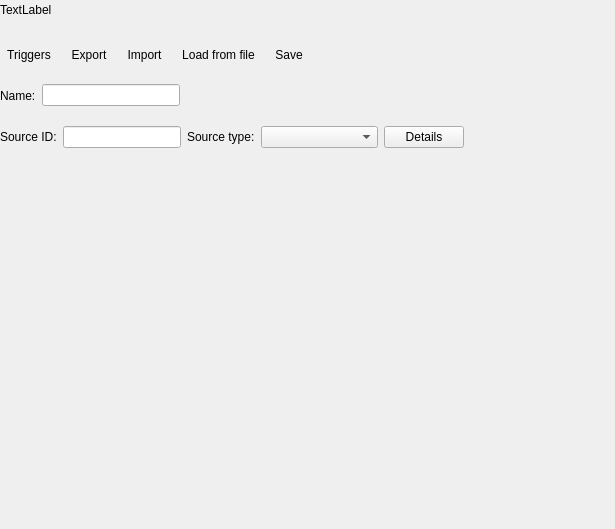
Old version of the form src/scipyen/gui/widgets/metadatawidget_new_26c04.ui in the repository ctigaret/scipyen.
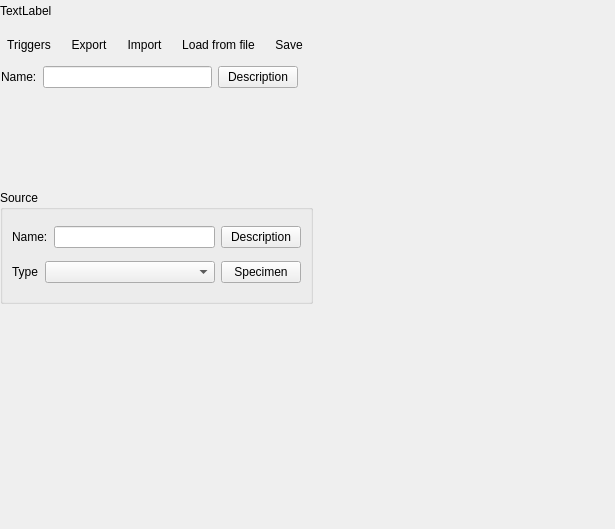
New version of the form. Icons and pictures are not drawn.

Patch:
```diff
--- a/src/scipyen/gui/widgets/metadatawidget_new_26c04.ui
+++ b/src/scipyen/gui/widgets/metadatawidget_new_26c04.ui
@@ -22,7 +22,15 @@
   <property name="whatsThis">
    <string>Data name</string>
   </property>
-  <widget class="QWidget" name="">
+  <widget class="QWidget" name="layoutWidget">
+   <property name="geometry">
+    <rect>
+     <x>0</x>
+     <y>0</y>
+     <width>144</width>
+     <height>22</height>
+    </rect>
+   </property>
    <layout class="QHBoxLayout" name="horizontalLayout_4">
     <item>
      <widget class="QLabel" name="dataVarNameLabel">
@@ -70,11 +78,11 @@
     </item>
    </layout>
   </widget>
-  <widget class="QWidget" name="">
+  <widget class="QWidget" name="layoutWidget">
    <property name="geometry">
     <rect>
      <x>0</x>
-     <y>40</y>
+     <y>30</y>
      <width>535</width>
      <height>30</height>
     </rect>
@@ -205,60 +213,21 @@
     </item>
    </layout>
   </widget>
-  <widget class="QWidget" name="">
+  <widget class="QGroupBox" name="sourceGroupBox">
    <property name="geometry">
     <rect>
      <x>0</x>
-     <y>80</y>
-     <width>180</width>
-     <height>31</height>
+     <y>190</y>
+     <width>313</width>
+     <height>114</height>
     </rect>
    </property>
-   <layout class="QHBoxLayout" name="horizontalLayout_5">
-    <item>
-     <widget class="QLabel" name="nameLabel">
-      <property name="text">
-       <string>Name:</string>
-      </property>
-      <property name="buddy">
-       <cstring>dataNameLineEdit</cstring>
-      </property>
-     </widget>
-    </item>
-    <item>
-     <widget class="QLineEdit" name="dataNameLineEdit">
-      <property name="sizePolicy">
-       <sizepolicy hsizetype="Expanding" vsizetype="Fixed">
-        <horstretch>10</horstretch>
-        <verstretch>0</verstretch>
-       </sizepolicy>
-      </property>
-      <property name="toolTip">
-       <string>Data name</string>
-      </property>
-      <property name="statusTip">
-       <string>Data name</string>
-      </property>
-      <property name="whatsThis">
-       <string>Data name</string>
-      </property>
-      <property name="clearButtonEnabled">
-       <bool>true</bool>
-      </property>
-     </widget>
-    </item>
-   </layout>
-  </widget>
-  <widget class="QWidget" name="">
-   <property name="geometry">
-    <rect>
-     <x>0</x>
-     <y>120</y>
-     <width>464</width>
-     <height>34</height>
-    </rect>
-   </property>
-   <layout class="QHBoxLayout" name="horizontalLayout">
+   <property name="title">
+    <string>Source</string>
+   </property>
+   <layout class="QGridLayout" name="gridLayout">
+    <item row="0" column="0">
+     <layout class="QHBoxLayout" name="horizontalLayout_3">
     <item>
      <widget class="QLabel" name="sourceIDLabel">
       <property name="sizePolicy">
@@ -277,7 +246,7 @@
        <string>Source (organism) ID</string>
       </property>
       <property name="text">
-       <string>Source ID:</string>
+         <string>Name:</string>
       </property>
       <property name="buddy">
        <cstring>sourceIDLineEdit</cstring>
@@ -285,7 +254,7 @@
      </widget>
     </item>
     <item>
-     <widget class="QLineEdit" name="sourceIDLineEdit">
+       <widget class="QLineEdit" name="sourceNameLineEdit">
       <property name="sizePolicy">
        <sizepolicy hsizetype="MinimumExpanding" vsizetype="Fixed">
         <horstretch>0</horstretch>
@@ -306,10 +275,24 @@
       </property>
      </widget>
     </item>
+      <item>
+       <widget class="QPushButton" name="sourceDescriptionPushButton">
+        <property name="text">
+         <string>Description</string>
+        </property>
+        <property name="icon">
+         <iconset theme="edittext"/>
+        </property>
+       </widget>
+      </item>
+     </layout>
+    </item>
+    <item row="1" column="0">
+     <layout class="QHBoxLayout" name="horizontalLayout_2">
     <item>
      <widget class="QLabel" name="label_2">
       <property name="text">
-       <string>Source type:</string>
+         <string>Type</string>
       </property>
       <property name="buddy">
        <cstring>sourceTypeComboBox</cstring>
@@ -327,12 +310,68 @@
      </widget>
     </item>
     <item>
-     <widget class="QPushButton" name="sourceDetailsPushbutton">
+       <widget class="QPushButton" name="sourceSpecimenPushbutton">
       <property name="text">
-       <string>Details</string>
+         <string>Specimen</string>
       </property>
       <property name="icon">
-       <iconset theme="package"/>
+         <iconset theme="specific-setup"/>
+        </property>
+       </widget>
+      </item>
+     </layout>
+    </item>
+   </layout>
+  </widget>
+  <widget class="QWidget" name="">
+   <property name="geometry">
+    <rect>
+     <x>1</x>
+     <y>60</y>
+     <width>297</width>
+     <height>34</height>
+    </rect>
+   </property>
+   <layout class="QHBoxLayout" name="horizontalLayout">
+    <item>
+     <widget class="QLabel" name="nameLabel">
+      <property name="text">
+       <string>Name:</string>
+      </property>
+      <property name="buddy">
+       <cstring>dataNameLineEdit</cstring>
+      </property>
+     </widget>
+    </item>
+    <item>
+     <widget class="QLineEdit" name="dataNameLineEdit">
+      <property name="sizePolicy">
+       <sizepolicy hsizetype="Expanding" vsizetype="Fixed">
+        <horstretch>10</horstretch>
+        <verstretch>0</verstretch>
+       </sizepolicy>
+      </property>
+      <property name="toolTip">
+       <string>Data name</string>
+      </property>
+      <property name="statusTip">
+       <string>Data name</string>
+      </property>
+      <property name="whatsThis">
+       <string>Data name</string>
+      </property>
+      <property name="clearButtonEnabled">
+       <bool>true</bool>
+      </property>
+     </widget>
+    </item>
+    <item>
+     <widget class="QPushButton" name="metadataDescriptionPushButton">
+      <property name="text">
+       <string>Description</string>
+      </property>
+      <property name="icon">
+       <iconset theme="edittext"/>
       </property>
      </widget>
     </item>
```
Left out of the diff: 2 changed lines with no effect on the pictures. Lines whose indentation alone changed are shown as unchanged.
